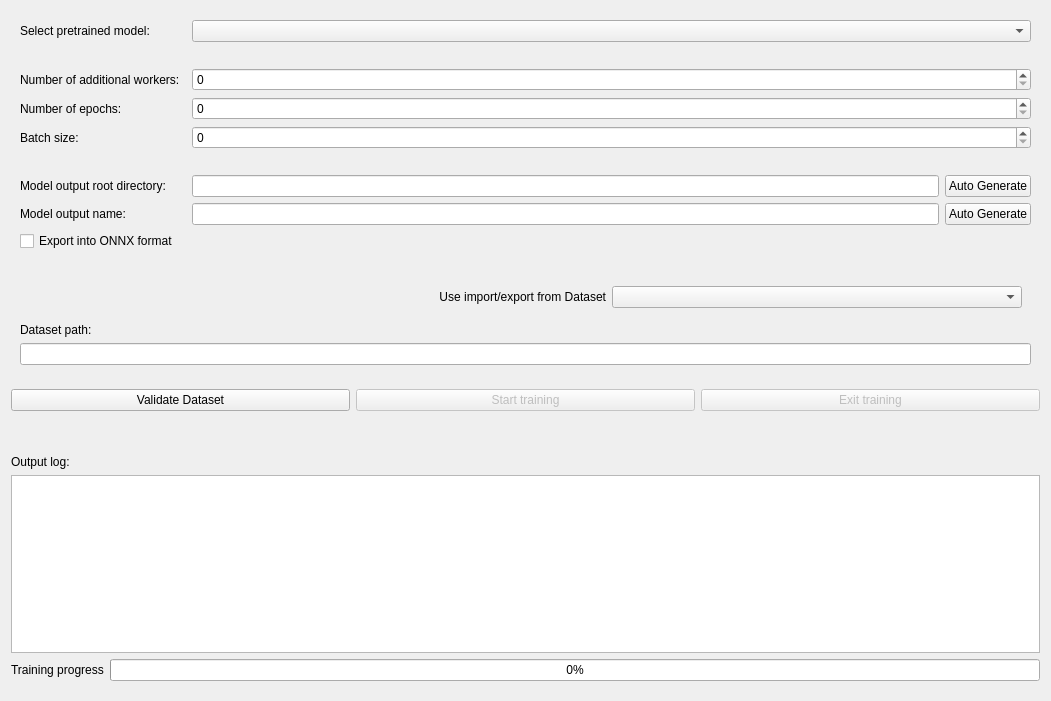
This is src/app/ui/ModelTrainer.ui in denis-fekete/cbglib_dataset_editor as Qt 5 draws it before an edit. The edited form follows.
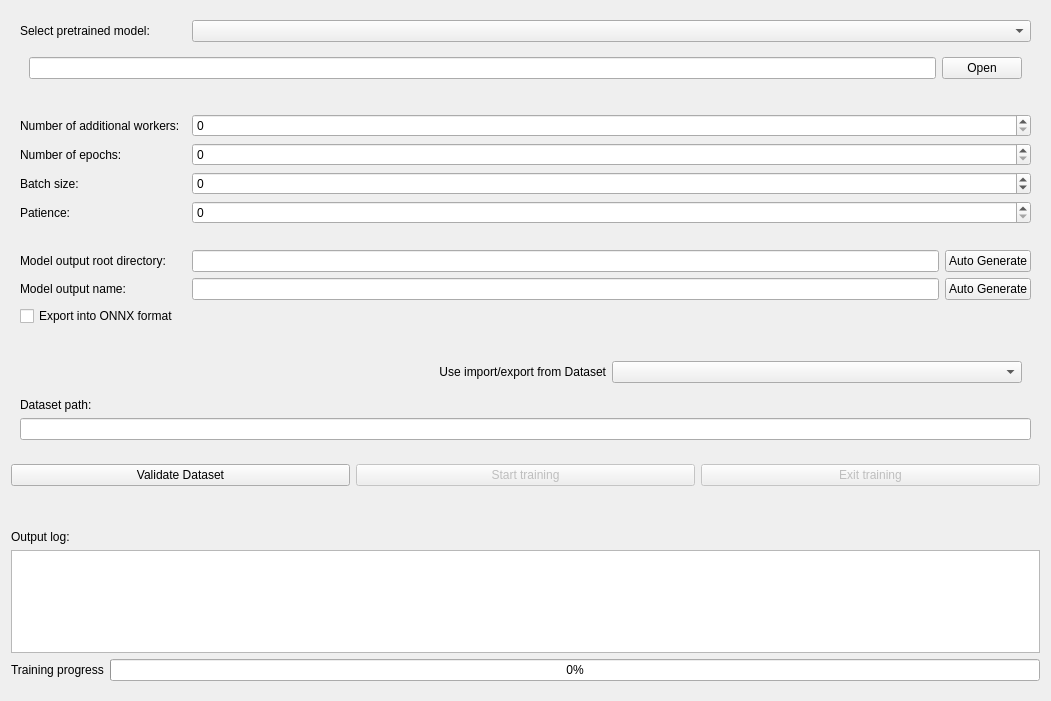
This is the edited form.

Patch:
```diff
--- a/src/app/ui/ModelTrainer.ui
+++ b/src/app/ui/ModelTrainer.ui
@@ -123,76 +123,13 @@
    <item row="0" column="0">
     <widget class="QWidget" name="modelSettingsWidget" native="true">
      <layout class="QGridLayout" name="gridLayout_3">
-      <item row="11" column="0">
-       <widget class="QLabel" name="datasetPathLabel">
+      <item row="12" column="0">
+       <widget class="QCheckBox" name="onnxExportCheckBox">
         <property name="text">
-         <string>Dataset path:</string>
+         <string>Export into ONNX format</string>
         </property>
        </widget>
       </item>
-      <item row="4" column="0">
-       <widget class="QLabel" name="batchSizeLabel">
-        <property name="text">
-         <string>Batch size:</string>
-        </property>
-       </widget>
-      </item>
-      <item row="1" column="0" colspan="4">
-       <spacer name="horizontalSpacer">
-        <property name="orientation">
-         <enum>Qt::Orientation::Horizontal</enum>
-        </property>
-        <property name="sizeHint" stdset="0">
-         <size>
-          <width>40</width>
-          <height>20</height>
-         </size>
-        </property>
-       </spacer>
-      </item>
-      <item row="6" column="2">
-       <widget class="QLineEdit" name="modelOutputPathLineEdit"/>
-      </item>
-      <item row="3" column="0">
-       <widget class="QLabel" name="epochsLabel">
-        <property name="text">
-         <string>Number of epochs:</string>
-        </property>
-       </widget>
-      </item>
-      <item row="6" column="3">
-       <widget class="QPushButton" name="generateOutputDirectoryButton">
-        <property name="text">
-         <string>Auto Generate</string>
-        </property>
-       </widget>
-      </item>
-      <item row="4" column="2" colspan="2">
-       <widget class="QSpinBox" name="batchSpinBox"/>
-      </item>
-      <item row="6" column="0">
-       <widget class="QLabel" name="modelRootLabel">
-        <property name="text">
-         <string>Model output root directory:</string>
-        </property>
-       </widget>
-      </item>
-      <item row="5" column="0" colspan="4">
-       <spacer name="horizontalSpacer_2">
-        <property name="orientation">
-         <enum>Qt::Orientation::Horizontal</enum>
-        </property>
-        <property name="sizeHint" stdset="0">
-         <size>
-          <width>40</width>
-          <height>20</height>
-         </size>
-        </property>
-       </spacer>
-      </item>
-      <item row="7" column="2">
-       <widget class="QLineEdit" name="modelNameLineEdit"/>
-      </item>
       <item row="0" column="2" colspan="2">
        <widget class="QComboBox" name="modelSelectorComboBox">
         <property name="sizePolicy">
@@ -203,37 +140,29 @@
         </property>
        </widget>
       </item>
-      <item row="7" column="0">
-       <widget class="QLabel" name="modelNameLabel">
-        <property name="text">
-         <string>Model output name:</string>
-        </property>
+      <item row="1" column="0" colspan="4">
+       <widget class="QWidget" name="customModelWidget" native="true">
+        <layout class="QGridLayout" name="gridLayout_4">
+         <item row="0" column="0">
+          <widget class="QLineEdit" name="customModelPathLineEdit"/>
+         </item>
+         <item row="0" column="1">
+          <widget class="QPushButton" name="customModelOpenButton">
+           <property name="text">
+            <string>Open</string>
+           </property>
+          </widget>
+         </item>
+        </layout>
        </widget>
       </item>
-      <item row="2" column="0">
-       <widget class="QLabel" name="workersLabel">
-        <property name="text">
-         <string>Number of additional workers:</string>
+      <item row="4" column="2" colspan="2">
+       <widget class="QSpinBox" name="epochsSpinBox">
+        <property name="maximum">
+         <number>9999999</number>
         </property>
        </widget>
       </item>
-      <item row="7" column="3">
-       <widget class="QPushButton" name="generateNameButton">
-        <property name="text">
-         <string>Auto Generate</string>
-        </property>
-       </widget>
-      </item>
-      <item row="8" column="0">
-       <widget class="QCheckBox" name="onnxExportCheckBox">
-        <property name="text">
-         <string>Export into ONNX format</string>
-        </property>
-       </widget>
-      </item>
-      <item row="3" column="2" colspan="2">
-       <widget class="QSpinBox" name="epochsSpinBox"/>
-      </item>
       <item row="0" column="0">
        <widget class="QLabel" name="modelSelectLabel">
         <property name="sizePolicy">
@@ -247,26 +176,48 @@
         </property>
        </widget>
       </item>
-      <item row="2" column="2" colspan="2">
-       <widget class="QSpinBox" name="workersSpinBox"/>
+      <item row="5" column="2" colspan="2">
+       <widget class="QSpinBox" name="batchSpinBox">
+        <property name="minimum">
+         <number>-1</number>
+        </property>
+        <property name="maximum">
+         <number>9999999</number>
+        </property>
+       </widget>
       </item>
-      <item row="9" column="0" colspan="4">
-       <spacer name="horizontalSpacer_3">
-        <property name="orientation">
-         <enum>Qt::Orientation::Horizontal</enum>
+      <item row="3" column="0">
+       <widget class="QLabel" name="workersLabel">
+        <property name="text">
+         <string>Number of additional workers:</string>
         </property>
-        <property name="sizeHint" stdset="0">
-         <size>
-          <width>40</width>
-          <height>20</height>
-         </size>
+       </widget>
+      </item>
+      <item row="10" column="2">
+       <widget class="QLineEdit" name="modelOutputPathLineEdit"/>
+      </item>
+      <item row="4" column="0">
+       <widget class="QLabel" name="epochsLabel">
+        <property name="text">
+         <string>Number of epochs:</string>
         </property>
-       </spacer>
+       </widget>
       </item>
-      <item row="12" column="0" colspan="4">
-       <widget class="QLineEdit" name="datasetPathLineEdit"/>
+      <item row="5" column="0">
+       <widget class="QLabel" name="batchSizeLabel">
+        <property name="text">
+         <string>Batch size:</string>
+        </property>
+       </widget>
       </item>
-      <item row="10" column="1" colspan="3">
+      <item row="15" column="0">
+       <widget class="QLabel" name="datasetPathLabel">
+        <property name="text">
+         <string>Dataset path:</string>
+        </property>
+       </widget>
+      </item>
+      <item row="14" column="1" colspan="3">
        <widget class="QWidget" name="widget_2" native="true">
         <layout class="QHBoxLayout" name="horizontalLayout_2">
          <item>
@@ -285,6 +236,100 @@
         </layout>
        </widget>
       </item>
+      <item row="10" column="0">
+       <widget class="QLabel" name="modelRootLabel">
+        <property name="text">
+         <string>Model output root directory:</string>
+        </property>
+       </widget>
+      </item>
+      <item row="2" column="0" colspan="4">
+       <spacer name="horizontalSpacer">
+        <property name="orientation">
+         <enum>Qt::Orientation::Horizontal</enum>
+        </property>
+        <property name="sizeHint" stdset="0">
+         <size>
+          <width>40</width>
+          <height>20</height>
+         </size>
+        </property>
+       </spacer>
+      </item>
+      <item row="10" column="3">
+       <widget class="QPushButton" name="generateOutputDirectoryButton">
+        <property name="text">
+         <string>Auto Generate</string>
+        </property>
+       </widget>
+      </item>
+      <item row="16" column="0" colspan="4">
+       <widget class="QLineEdit" name="datasetPathLineEdit"/>
+      </item>
+      <item row="11" column="0">
+       <widget class="QLabel" name="modelNameLabel">
+        <property name="text">
+         <string>Model output name:</string>
+        </property>
+       </widget>
+      </item>
+      <item row="13" column="0" colspan="4">
+       <spacer name="horizontalSpacer_3">
+        <property name="orientation">
+         <enum>Qt::Orientation::Horizontal</enum>
+        </property>
+        <property name="sizeHint" stdset="0">
+         <size>
+          <width>40</width>
+          <height>20</height>
+         </size>
+        </property>
+       </spacer>
+      </item>
+      <item row="9" column="0" colspan="4">
+       <spacer name="horizontalSpacer_2">
+        <property name="orientation">
+         <enum>Qt::Orientation::Horizontal</enum>
+        </property>
+        <property name="sizeHint" stdset="0">
+         <size>
+          <width>40</width>
+          <height>20</height>
+         </size>
+        </property>
+       </spacer>
+      </item>
+      <item row="11" column="3">
+       <widget class="QPushButton" name="generateNameButton">
+        <property name="text">
+         <string>Auto Generate</string>
+        </property>
+       </widget>
+      </item>
+      <item row="11" column="2">
+       <widget class="QLineEdit" name="modelNameLineEdit"/>
+      </item>
+      <item row="3" column="2" colspan="2">
+       <widget class="QSpinBox" name="workersSpinBox">
+        <property name="maximum">
+         <number>9999999</number>
+        </property>
+       </widget>
+      </item>
+      <item row="6" column="2" colspan="2">
+       <widget class="QSpinBox" name="patienceSpinBox">
+        <property name="maximum">
+         <number>9999999</number>
+        </property>
+       </widget>
+      </item>
+      <item row="6" column="0">
+       <widget class="QLabel" name="patienceLabel">
+        <property name="text">
+         <string>Patience:</string>
+        </property>
+       </widget>
+      </item>
      </layout>
     </widget>
    </item>
```
